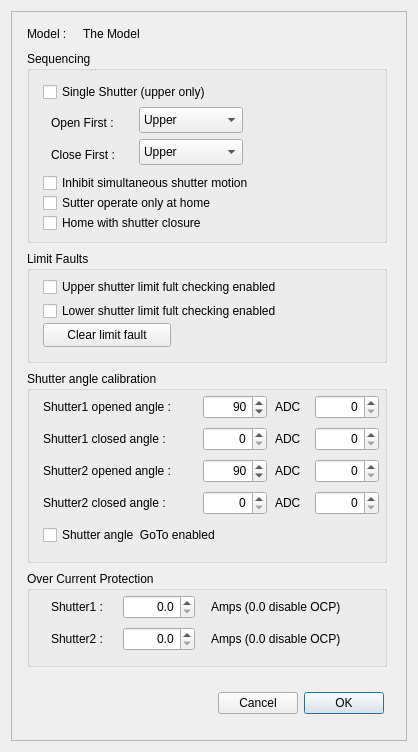
Above: domeshutter.ui from rpineau/DomePro before the change. Below: the same form after it.
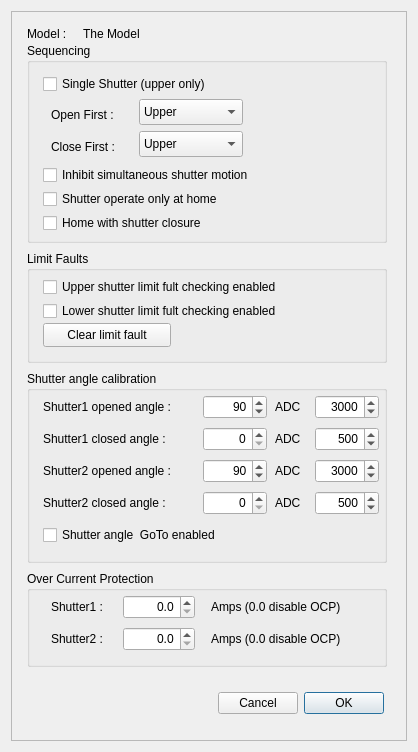
That is the form after the change. Custom widgets are drawn as their Qt base class.

```diff
--- a/domeshutter.ui
+++ b/domeshutter.ui
@@ -153,9 +153,9 @@
       <property name="geometry">
        <rect>
         <x>16</x>
-        <y>40</y>
+        <y>32</y>
         <width>360</width>
-        <height>192</height>
+        <height>200</height>
        </rect>
       </property>
       <property name="title">
@@ -241,6 +241,9 @@
        </item>
       </widget>
       <widget class="QCheckBox" name="checkBox_4">
+       <property name="enabled">
+        <bool>true</bool>
+       </property>
        <property name="geometry">
         <rect>
          <x>16</x>
@@ -257,7 +260,7 @@
        <property name="geometry">
         <rect>
          <x>16</x>
-         <y>160</y>
+         <y>168</y>
          <width>184</width>
          <height>24</height>
         </rect>
@@ -270,13 +273,13 @@
        <property name="geometry">
         <rect>
          <x>16</x>
-         <y>136</y>
+         <y>144</y>
          <width>208</width>
-         <height>32</height>
+         <height>24</height>
         </rect>
        </property>
        <property name="text">
-        <string>Sutter operate only at home</string>
+        <string>Shutter operate only at home</string>
        </property>
       </widget>
      </widget>
@@ -507,6 +510,9 @@
        <property name="maximum">
         <number>4095</number>
        </property>
+       <property name="value">
+        <number>3000</number>
+       </property>
       </widget>
       <widget class="QSpinBox" name="spinBox_6">
        <property name="geometry">
@@ -523,6 +529,9 @@
        <property name="maximum">
         <number>4095</number>
        </property>
+       <property name="value">
+        <number>500</number>
+       </property>
       </widget>
       <widget class="QSpinBox" name="spinBox_7">
        <property name="geometry">
@@ -539,6 +548,9 @@
        <property name="maximum">
         <number>4095</number>
        </property>
+       <property name="value">
+        <number>3000</number>
+       </property>
       </widget>
       <widget class="QSpinBox" name="spinBox_8">
        <property name="geometry">
@@ -555,6 +567,9 @@
        <property name="maximum">
         <number>4095</number>
        </property>
+       <property name="value">
+        <number>500</number>
+       </property>
       </widget>
       <widget class="QCheckBox" name="checkBox">
        <property name="geometry">
```
